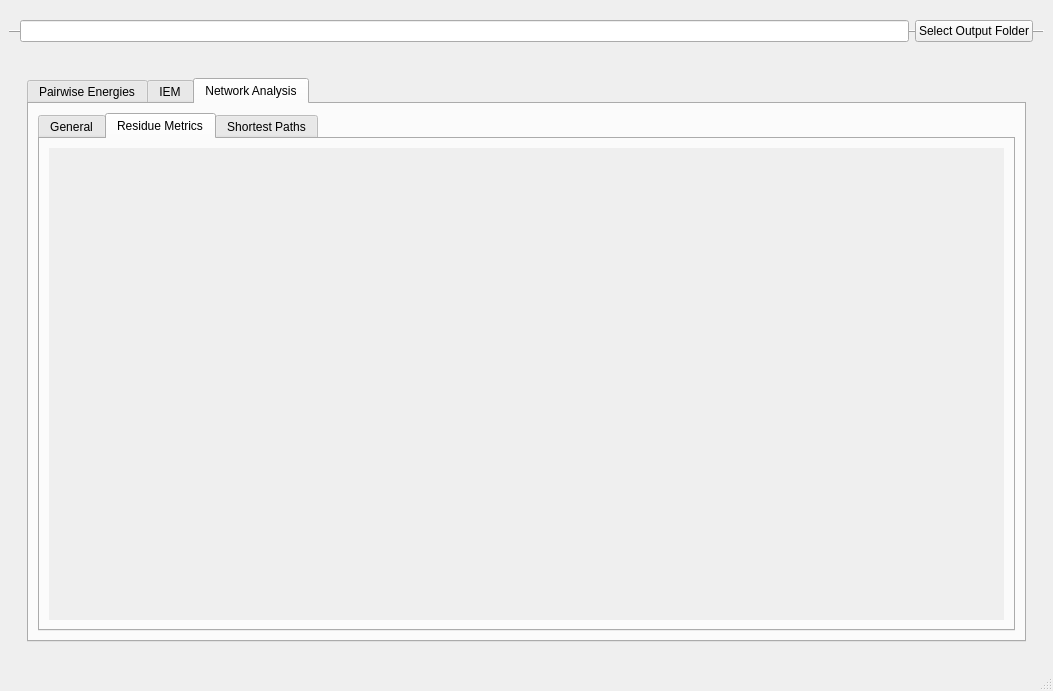
Old version of the form getresinten/viewResultsGUI.ui in the repository osercinoglu/grinn.
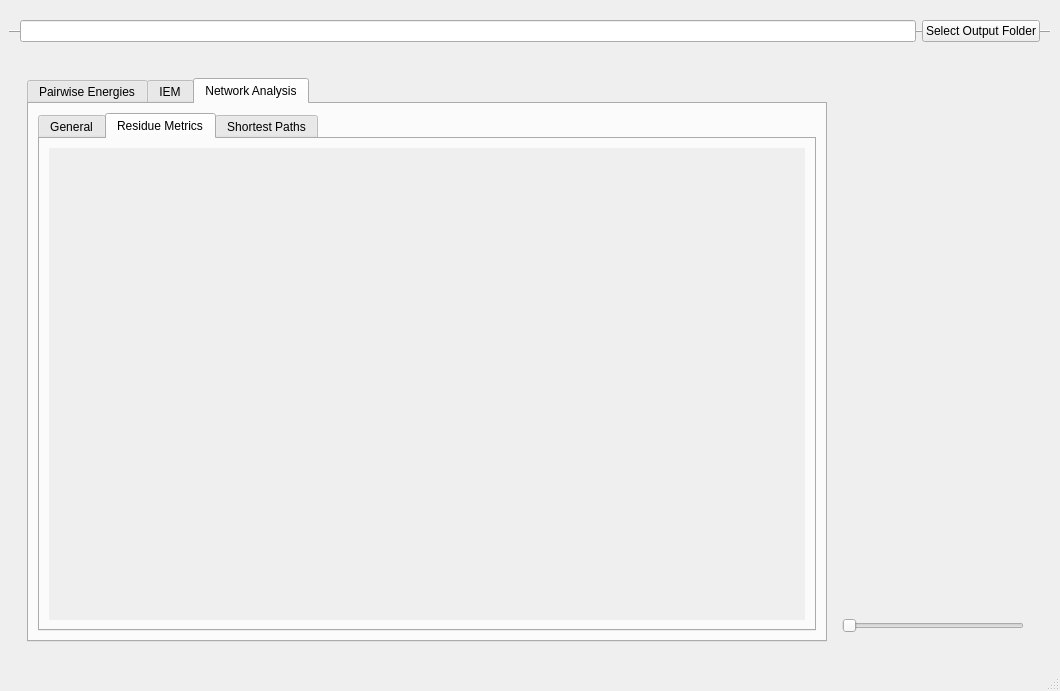
New version of the form. The open tabs and pages were chosen to show the change. Icons and pictures are not drawn.

The edit to the form file:
```diff
--- a/getresinten/viewResultsGUI.ui
+++ b/getresinten/viewResultsGUI.ui
@@ -89,8 +89,8 @@
         <widget class="QFrame" name="frame">
          <property name="sizePolicy">
           <sizepolicy hsizetype="Expanding" vsizetype="Expanding">
-           <horstretch>0</horstretch>
-           <verstretch>0</verstretch>
+           <horstretch>1</horstretch>
+           <verstretch>1</verstretch>
           </sizepolicy>
          </property>
          <property name="frameShape">
@@ -103,7 +103,7 @@
           <item>
            <widget class="QTabWidget" name="tabWidget">
             <property name="sizePolicy">
-             <sizepolicy hsizetype="Expanding" vsizetype="Expanding">
+             <sizepolicy hsizetype="MinimumExpanding" vsizetype="Expanding">
               <horstretch>1</horstretch>
               <verstretch>1</verstretch>
              </sizepolicy>
@@ -430,8 +430,8 @@
                       <rect>
                        <x>0</x>
                        <y>0</y>
-                       <width>955</width>
-                       <height>468</height>
+                       <width>100</width>
+                       <height>30</height>
                       </rect>
                      </property>
                      <layout class="QHBoxLayout" name="horizontalLayout_4">
@@ -555,6 +555,80 @@
             </widget>
            </widget>
           </item>
+          <item>
+           <widget class="QFrame" name="frame_ProteinViewControl">
+            <property name="sizePolicy">
+             <sizepolicy hsizetype="Expanding" vsizetype="Expanding">
+              <horstretch>1</horstretch>
+              <verstretch>1</verstretch>
+             </sizepolicy>
+            </property>
+            <property name="minimumSize">
+             <size>
+              <width>200</width>
+              <height>0</height>
+             </size>
+            </property>
+            <property name="maximumSize">
+             <size>
+              <width>400</width>
+              <height>16777215</height>
+             </size>
+            </property>
+            <property name="frameShape">
+             <enum>QFrame::NoFrame</enum>
+            </property>
+            <property name="frameShadow">
+             <enum>QFrame::Plain</enum>
+            </property>
+            <layout class="QVBoxLayout" name="verticalLayout_11">
+             <property name="sizeConstraint">
+              <enum>QLayout::SetMaximumSize</enum>
+             </property>
+             <item>
+              <widget class="QFrame" name="frame_ProteinView">
+               <property name="sizePolicy">
+                <sizepolicy hsizetype="Expanding" vsizetype="Expanding">
+                 <horstretch>1</horstretch>
+                 <verstretch>1</verstretch>
+                </sizepolicy>
+               </property>
+               <property name="minimumSize">
+                <size>
+                 <width>100</width>
+                 <height>0</height>
+                </size>
+               </property>
+               <property name="frameShape">
+                <enum>QFrame::NoFrame</enum>
+               </property>
+               <property name="frameShadow">
+                <enum>QFrame::Plain</enum>
+               </property>
+              </widget>
+             </item>
+             <item>
+              <widget class="QSlider" name="horizontalSlider">
+               <property name="sizePolicy">
+                <sizepolicy hsizetype="Expanding" vsizetype="Fixed">
+                 <horstretch>1</horstretch>
+                 <verstretch>1</verstretch>
+                </sizepolicy>
+               </property>
+               <property name="tracking">
+                <bool>true</bool>
+               </property>
+               <property name="orientation">
+                <enum>Qt::Horizontal</enum>
+               </property>
+               <property name="tickPosition">
+                <enum>QSlider::NoTicks</enum>
+               </property>
+              </widget>
+             </item>
+            </layout>
+           </widget>
+          </item>
          </layout>
         </widget>
        </item>
```
Left out of the diff: 5 changed lines with no effect on the pictures.
